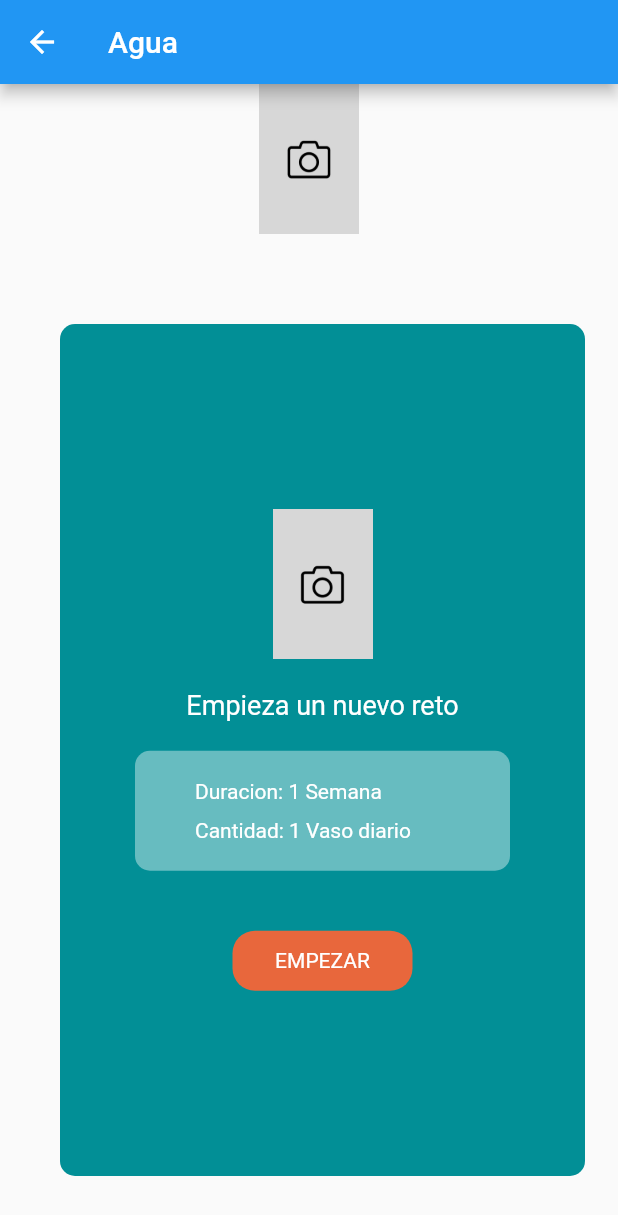
After one commit to Alg0r1thmic/hci_project, a Flutter app: the FeedingChallengesScreen screen opened by its route, on a phone screen of 412 x 824 dp. The commit adds this screen. Shown: the top 1215 px of the screen. Run offline on Flutter 3.47's test engine with Material 2 defaults, Android fonts, the phone set to English and light mode, and no system bars; our stand-ins replace firebase_auth, google_sign_in, shared_preferences; accounts and stored records are empty.

Commit message:
feat: created challenges screen

```diff
--- a/lib/src/core/routes/routes.dart
+++ b/lib/src/core/routes/routes.dart
@@ -1,4 +1,6 @@
 import 'package:flutter/cupertino.dart';
+import 'package:health_body_checking/src/ui/challenges/feeding_challenges_screen.dart';
+import 'package:health_body_checking/src/ui/challenges/widgets/feeding_challenge_container.dart';
 
 import '../../ui/auth/login_screen.dart';
 import '../../ui/home/home.dart';
@@ -14,10 +16,11 @@ class Routes {
   static const String nearby='/nearby';
   static const String profile='/profile';
   static const String wallet='/wallet';
-
+  static const String feeding_challenges='/feeding_callenges';
   static final routes=<String,WidgetBuilder>{
     login:(BuildContext context)=>LoginScreen(),
     home:(BuildContext context)=>Home(),
-    profile:(BuildContext context)=>ProfileScreen()
+    profile:(BuildContext context)=>ProfileScreen(),
+    feeding_challenges:(BuildContext context)=>FeedingChallengesScreen()
   };
 }
--- a/lib/src/ui/challenges/challenges_screen.dart
+++ b/lib/src/ui/challenges/challenges_screen.dart
@@ -1,5 +1,6 @@
 import 'package:flutter/material.dart';
 import 'package:health_body_checking/src/constants/app_colors.dart';
+import 'package:health_body_checking/src/core/routes/routes.dart';
 import 'package:health_body_checking/src/ui/challenges/widgets/feeding_challenge_container.dart';
 
 class ChallengesScreen extends StatefulWidget {
@@ -66,28 +67,36 @@ class _ChallengesScreenState extends State<ChallengesScreen> {
 
   Widget _feeding() {
     return SingleChildScrollView(
-          child: Padding(
+      child: Padding(
         padding: const EdgeInsets.all(10),
         child: Column(
           children: [
             FeedingChallengeContainer(
               contentText: 'Empesemos el habito de tomar agua',
               imagePath: 'assets/images/no-image.jpg',
-              inputFunction: () {},
+              inputFunction: () {
+                Navigator.pushNamed(context, Routes.feeding_challenges);
+              },
             ),
-            SizedBox(height: 10,),
+            SizedBox(
+              height: 10,
+            ),
             FeedingChallengeContainer(
               contentText: 'Mantengamos el hábito de comer fruta',
               imagePath: 'assets/images/no-image.jpg',
               inputFunction: () {},
             ),
-            SizedBox(height: 10,),
+            SizedBox(
+              height: 10,
+            ),
             FeedingChallengeContainer(
               contentText: 'Empesemos el hábito de comer',
               imagePath: 'assets/images/no-image.jpg',
               inputFunction: () {},
             ),
-            SizedBox(height: 10,),
+            SizedBox(
+              height: 10,
+            ),
             FeedingChallengeContainer(
               contentText: 'Empesemos el habito de tomar agua',
               imagePath: 'assets/images/no-image.jpg',
--- /dev/null
+++ b/lib/src/ui/challenges/feeding_challenges_screen.dart
@@ -0,0 +1,40 @@
+import 'package:flutter/material.dart';
+import 'package:health_body_checking/src/ui/challenges/widgets/start_challenge_container.dart';
+
+class FeedingChallengesScreen extends StatefulWidget {
+  FeedingChallengesScreen({Key key}) : super(key: key);
+
+  @override
+  _FeedingChallengesScreenState createState() => _FeedingChallengesScreenState();
+}
+
+class _FeedingChallengesScreenState extends State<FeedingChallengesScreen> {
+  @override
+  void initState() {
+    super.initState();
+  }
+
+  @override
+  Widget build(BuildContext context) {
+    return Scaffold(
+      appBar: AppBar(
+        title: Text('Agua'),
+      ),
+      body: Column(
+        children: [
+          Center(child: Image.asset('assets/images/no-image.jpg',width: 100,height: 100,)),
+          Expanded(
+            child: ListView(
+              scrollDirection: Axis.horizontal,
+              children: [
+                StartChallengeContainer(amountText: '1 Vaso diario',durationText: '1 Semana',),
+                StartChallengeContainer(amountText: '1 Vaso diario',durationText: '1 Semana',),
+                StartChallengeContainer(amountText: '1 Vaso diario',durationText: '1 Semana',),
+              ],
+            ),
+          )
+        ],
+      ),
+    );
+  }
+}
--- /dev/null
+++ b/lib/src/ui/challenges/widgets/start_challenge_container.dart
@@ -0,0 +1,86 @@
+import 'package:flutter/material.dart';
+import 'package:health_body_checking/src/constants/app_colors.dart';
+
+class StartChallengeContainer extends StatelessWidget {
+  final String amountText;
+  final String durationText;
+  final VoidCallback inputFunction;
+  const StartChallengeContainer({Key key, @required this.amountText, @required this.durationText, this.inputFunction}) : super(key: key);
+
+  @override
+  Widget build(BuildContext context) {
+    return Container(
+      margin: EdgeInsets.only(left: 40, top: 60, bottom: 40),
+      padding: EdgeInsets.all(20),
+      width: 350,
+      height: 300,
+      decoration: BoxDecoration(
+        color: AppColors.PRIMARY,
+        borderRadius: BorderRadius.circular(10),
+      ),
+      child: Column(
+        mainAxisAlignment: MainAxisAlignment.center,
+        crossAxisAlignment: CrossAxisAlignment.center,
+        children: [
+          Center(
+              child: Image.asset(
+            'assets/images/no-image.jpg',
+            width: 100,
+            height: 100,
+          )),
+          SizedBox(
+            height: 20,
+          ),
+          Text(
+            'Empieza un nuevo reto',
+            style: TextStyle(color: AppColors.WHITE, fontSize: 18),
+          ),
+          SizedBox(
+            height: 20,
+          ),
+          _timeInfoContainer(),
+          SizedBox(
+            height: 40,
+          ),
+          _startButton()
+        ],
+      ),
+    );
+  }
+
+  Widget _timeInfoContainer() {
+    return Container(
+      padding: EdgeInsets.only(left: 40),
+      width: 250,
+      height: 80,
+      decoration: BoxDecoration(color: AppColors.WHITE.withOpacity(0.4), borderRadius: BorderRadius.circular(10)),
+      child: Column(
+        mainAxisAlignment: MainAxisAlignment.center,
+        crossAxisAlignment: CrossAxisAlignment.start,
+        children: [
+          Text('Duracion: $durationText',style: TextStyle(color: AppColors.WHITE),),
+          SizedBox(
+            height: 10,
+          ),
+          Text('Cantidad: $amountText',style: TextStyle(color: AppColors.WHITE),)
+        ],
+      ),
+    );
+  }
+
+  Widget _startButton() {
+    return InkWell(
+      onTap: inputFunction,
+      child: Container(
+        width: 120,
+        height: 40,
+        decoration: BoxDecoration(
+          color: AppColors.SECONDARY,
+          borderRadius: BorderRadius.circular(15)
+        ),
+        child: Center(child: Text('EMPEZAR',style: TextStyle(color: AppColors.WHITE),)),
+      ),
+
+    );
+  }
+}
```
Also changed, not shown: 4 other files.
